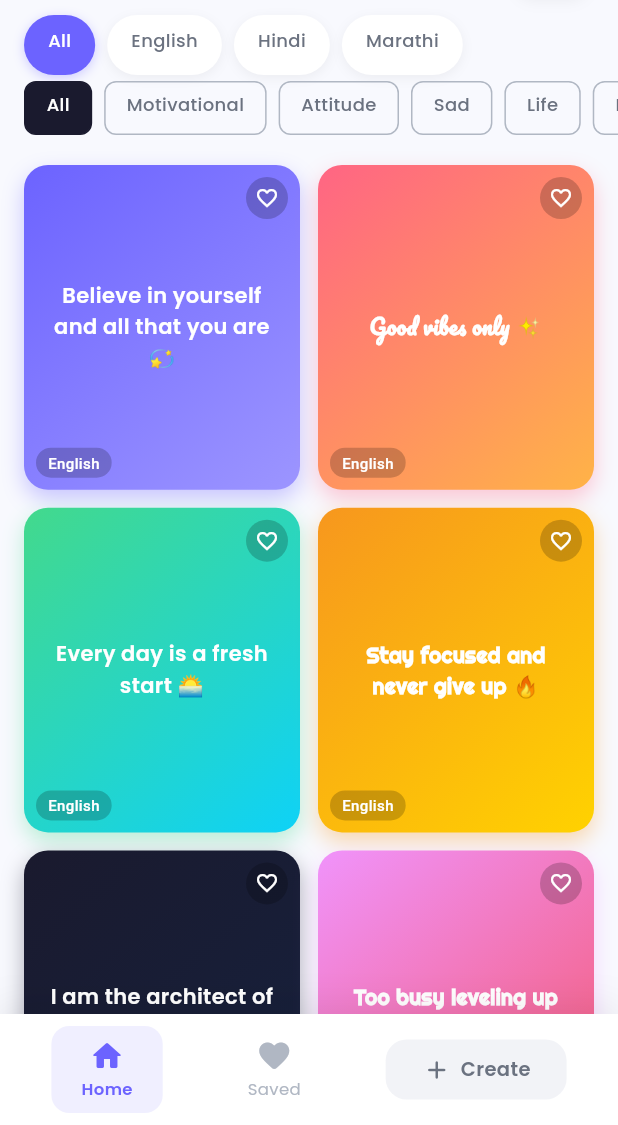
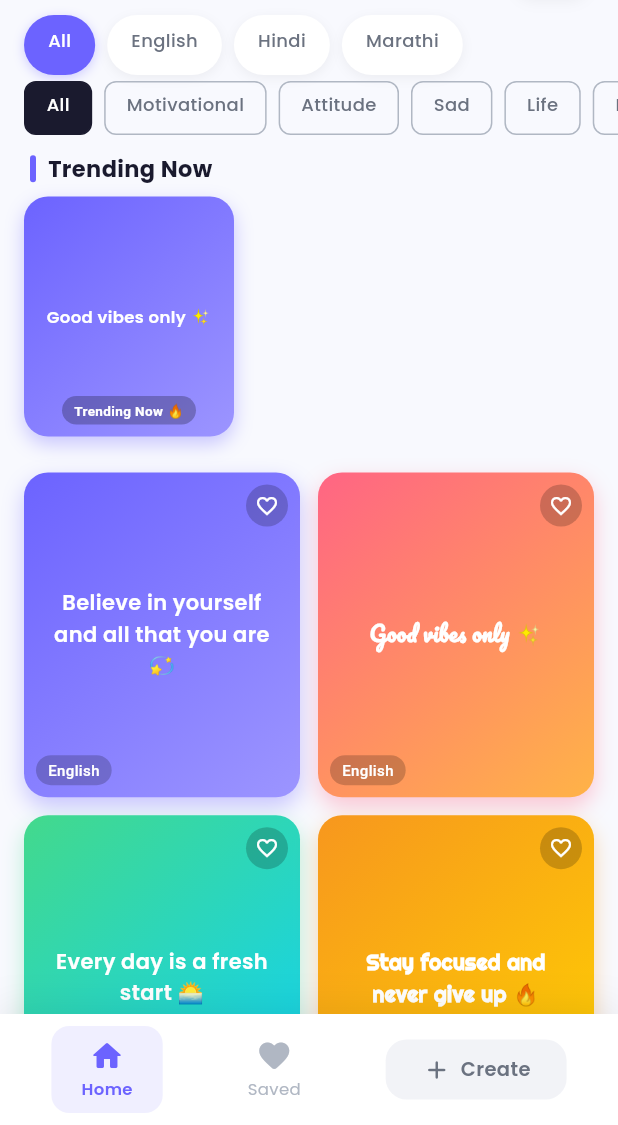
Before and after one commit to harshyadavDeveloper/status_hub, a Flutter app: the screen it shows after launch, on a phone screen of 412 x 824 dp, the part 111-1236 px from its top. Run offline on Flutter 3.47's test engine with Material 3 defaults, Android fonts, the phone set to English and light mode, and no system bars; our stand-ins replace cached_network_image, firebase_core, firebase_remote_config, google_fonts, share_plus; missing offline and left inert: saver_gallery; accounts and stored records are empty.

Commit message:
connect firebase and added trending section for the app

```diff
--- /dev/null
+++ b/lib/data/remote_config_service.dart
@@ -0,0 +1,81 @@
+import 'dart:convert';
+import 'package:firebase_remote_config/firebase_remote_config.dart';
+import '../models/template_model.dart';
+
+class TrendingSection {
+  final String id;
+  final String title;
+  final List<TemplateModel> templates;
+
+  TrendingSection({
+    required this.id,
+    required this.title,
+    required this.templates,
+  });
+
+  factory TrendingSection.fromJson(Map<String, dynamic> json) {
+    final List templateList = json['templates'] ?? [];
+    return TrendingSection(
+      id: json['id'],
+      title: json['title'],
+      templates: templateList.map((t) => TemplateModel.fromMap(t)).toList(),
+    );
+  }
+}
+
+class RemoteConfigService {
+  static final FirebaseRemoteConfig _remoteConfig =
+      FirebaseRemoteConfig.instance;
+
+  static Future<void> initialize() async {
+    await _remoteConfig.setConfigSettings(RemoteConfigSettings(
+      fetchTimeout: const Duration(seconds: 10),
+      minimumFetchInterval: const Duration(hours: 1),
+    ));
+
+    await _remoteConfig.setDefaults({
+      'trending_templates': jsonEncode({
+        'trending': [
+          {
+            'id': 't1',
+            'title': 'Trending Now 🔥',
+            'templates': [
+              {
+                'id': 'default1',
+                'text': 'Good vibes only ✨',
+                'gradientColors': ['#6C63FF', '#9C95FF'],
+                'fontFamily': 'Pacifico',
+                'category': 'Motivational',
+                'language': 'English',
+                'isFavorite': false,
+              }
+            ]
+          }
+        ]
+      }),
+    });
+
+    try {
+      await _remoteConfig.fetchAndActivate();
+    } catch (e) {
+      // Falls back to defaults silently
+    }
+  }
+
+  static Future<List<TrendingSection>> getTrendingSections() async {
+    try {
+      await _remoteConfig.fetchAndActivate();
+    } catch (_) {}
+
+    final raw = _remoteConfig.getString('trending_templates');
+    if (raw.isEmpty) return [];
+
+    try {
+      final data = jsonDecode(raw);
+      final List sections = data['trending'] ?? [];
+      return sections.map((s) => TrendingSection.fromJson(s)).toList();
+    } catch (e) {
+      return [];
+    }
+  }
+}
--- a/lib/main.dart
+++ b/lib/main.dart
@@ -1,6 +1,8 @@
+import 'package:firebase_core/firebase_core.dart';
 import 'package:flutter/material.dart';
 import 'package:provider/provider.dart';
 import 'package:google_fonts/google_fonts.dart';
+import 'package:status_hub/data/remote_config_service.dart';
 import 'providers/template_provider.dart';
 import 'providers/editor_provider.dart';
 import 'core/constants/app_colors.dart';
@@ -8,7 +10,15 @@ import 'screens/home/home_screen.dart';
 import 'screens/favorites/favorites_screen.dart';
 import 'screens/editor/create_screen.dart';
 
-void main() {
+void main() async {
+  WidgetsFlutterBinding.ensureInitialized();
+ try {
+    await Firebase.initializeApp();
+    print("✅ Firebase Connected");
+  } catch (e) {
+    print("❌ Firebase Error: $e");
+  }
+  await RemoteConfigService.initialize();
   runApp(const MyApp());
 }
 
@@ -51,16 +61,13 @@ class _MainShellState extends State<MainShell> {
     CreateScreen(),
   ];
   void switchTab(int index) {
-  setState(() => _currentIndex = index);
-}
+    setState(() => _currentIndex = index);
+  }
 
   @override
   Widget build(BuildContext context) {
     return Scaffold(
-      body: IndexedStack(
-        index: _currentIndex,
-        children: _screens,
-      ),
+      body: IndexedStack(index: _currentIndex, children: _screens),
       bottomNavigationBar: _buildBottomNav(),
     );
   }
@@ -128,8 +135,7 @@ class _MainShellState extends State<MainShell> {
               label,
               style: GoogleFonts.poppins(
                 fontSize: 11,
-                fontWeight:
-                    isSelected ? FontWeight.w600 : FontWeight.w400,
+                fontWeight: isSelected ? FontWeight.w600 : FontWeight.w400,
                 color: isSelected ? AppColors.primary : AppColors.textHint,
               ),
             ),
--- a/lib/providers/template_provider.dart
+++ b/lib/providers/template_provider.dart
@@ -1,25 +1,38 @@
 import 'package:flutter/material.dart';
 import '../models/template_model.dart';
 import '../data/dummy_templates.dart';
+import '../data/remote_config_service.dart';
 
 class TemplateProvider extends ChangeNotifier {
   List<TemplateModel> _allTemplates = List.from(dummyTemplates);
+  List<TrendingSection> _trendingSections = [];
   String _selectedCategory = 'All';
   String _selectedLanguage = 'All';
+  bool _trendingLoaded = false;
 
   String get selectedCategory => _selectedCategory;
   String get selectedLanguage => _selectedLanguage;
+  List<TrendingSection> get trendingSections => _trendingSections;
+  bool get trendingLoaded => _trendingLoaded;
 
   List<TemplateModel> get filteredTemplates {
     return _allTemplates.where((t) {
-      final categoryMatch = _selectedCategory == 'All' || t.category == _selectedCategory;
-      final languageMatch = _selectedLanguage == 'All' || t.language == _selectedLanguage;
+      final categoryMatch =
+          _selectedCategory == 'All' || t.category == _selectedCategory;
+      final languageMatch =
+          _selectedLanguage == 'All' || t.language == _selectedLanguage;
       return categoryMatch && languageMatch;
     }).toList();
   }
 
   List<TemplateModel> get favoriteTemplates =>
       _allTemplates.where((t) => t.isFavorite).toList();
+
+  Future<void> loadTrending() async {
+    _trendingSections = await RemoteConfigService.getTrendingSections();
+    _trendingLoaded = true;
+    notifyListeners();
+  }
 
   void setCategory(String category) {
     _selectedCategory = category;
--- a/lib/screens/home/home_screen.dart
+++ b/lib/screens/home/home_screen.dart
@@ -1,6 +1,7 @@
 import 'package:flutter/material.dart';
 import 'package:provider/provider.dart';
 import 'package:google_fonts/google_fonts.dart';
+import 'package:status_hub/data/remote_config_service.dart';
 import 'package:status_hub/screens/favorites/favorites_screen.dart';
 import '../../core/constants/app_colors.dart';
 import '../../data/dummy_templates.dart';
@@ -9,9 +10,20 @@ import '../../providers/editor_provider.dart';
 import '../../widgets/template_card.dart';
 import '../editor/editor_screen.dart';
 
-class HomeScreen extends StatelessWidget {
+class HomeScreen extends StatefulWidget {
   const HomeScreen({super.key});
 
+  @override
+  State<HomeScreen> createState() => _HomeScreenState();
+}
+
+class _HomeScreenState extends State<HomeScreen> {
+   @override
+  void initState() {
+    super.initState();
+    Future.microtask(() =>
+        context.read<TemplateProvider>().loadTrending());
+  }
   @override
   Widget build(BuildContext context) {
     return Scaffold(
@@ -23,6 +35,7 @@ class HomeScreen extends StatelessWidget {
             _buildHeader(context),
             _buildLanguageFilter(),
             _buildCategoryFilter(),
+            _buildTrendingSection(),
             _buildGrid(),
           ],
         ),
@@ -188,6 +201,141 @@ class HomeScreen extends StatelessWidget {
     );
   }
 
+  Widget _buildTrendingSection() {
+  return Consumer<TemplateProvider>(
+    builder: (context, provider, _) {
+      if (!provider.trendingLoaded || provider.trendingSections.isEmpty) {
+        return const SizedBox.shrink();
+      }
+
+      return Column(
+        crossAxisAlignment: CrossAxisAlignment.start,
+        children: [
+          Padding(
+            padding: const EdgeInsets.fromLTRB(20, 8, 20, 8),
+            child: Row(
+              children: [
+                Container(
+                  width: 4,
+                  height: 18,
+                  decoration: BoxDecoration(
+                    color: AppColors.primary,
+                    borderRadius: BorderRadius.circular(2),
+                  ),
+                ),
+                const SizedBox(width: 8),
+                Text(
+                  'Trending Now',
+                  style: GoogleFonts.poppins(
+                    fontSize: 15,
+                    fontWeight: FontWeight.w700,
+                    color: AppColors.textPrimary,
+                  ),
+                ),
+              ],
+            ),
+          ),
+          SizedBox(
+            height: 160,
+            child: ListView.builder(
+              scrollDirection: Axis.horizontal,
+              padding: const EdgeInsets.symmetric(horizontal: 16),
+              itemCount: provider.trendingSections.length,
+              itemBuilder: (context, sectionIndex) {
+                final section = provider.trendingSections[sectionIndex];
+                return _buildTrendingCard(context, section);
+              },
+            ),
+          ),
+          const SizedBox(height: 8),
+        ],
+      );
+    },
+  );
+}
+
+Widget _buildTrendingCard(BuildContext context, TrendingSection section) {
+  if (section.templates.isEmpty) return const SizedBox.shrink();
+  final template = section.templates.first;
+
+  Color hexToColor(String hex) =>
+      Color(int.parse('FF${hex.replaceAll('#', '')}', radix: 16));
+
+  final colors = template.gradientColors.map(hexToColor).toList();
+
+  return GestureDetector(
+    onTap: () {
+      context.read<EditorProvider>().loadTemplate(template);
+      Navigator.push(
+        context,
+        MaterialPageRoute(builder: (_) => const EditorScreen()),
+      );
+    },
+    child: Container(
+      width: 140,
+      margin: const EdgeInsets.only(right: 12),
+      decoration: BoxDecoration(
+        borderRadius: BorderRadius.circular(16),
+        gradient: LinearGradient(
+          colors: colors,
+          begin: Alignment.topLeft,
+          end: Alignment.bottomRight,
+        ),
+        boxShadow: [
+          BoxShadow(
+            color: colors.first.withOpacity(0.35),
+            blurRadius: 10,
+            offset: const Offset(0, 5),
+          ),
+        ],
+      ),
+      child: Stack(
+        children: [
+          Center(
+            child: Padding(
+              padding: const EdgeInsets.all(12),
+              child: Text(
+                template.text,
+                textAlign: TextAlign.center,
+                maxLines: 3,
+                overflow: TextOverflow.ellipsis,
+                style: GoogleFonts.poppins(
+                  fontSize: 11,
+                  color: Colors.white,
+                  fontWeight: FontWeight.w600,
+                  height: 1.4,
+                ),
+              ),
+            ),
+          ),
+          Positioned(
+            bottom: 8,
+            left: 0,
+            right: 0,
+            child: Center(
+              child: Container(
+                padding: const EdgeInsets.symmetric(horizontal: 8, vertical: 3),
+                decoration: BoxDecoration(
+                  color: Colors.black.withOpacity(0.25),
+                  borderRadius: BorderRadius.circular(20),
+                ),
+                child: Text(
+                  section.title,
+                  style: const TextStyle(
+                    color: Colors.white,
+                    fontSize: 9,
+                    fontWeight: FontWeight.w600,
+                  ),
+                ),
+              ),
+            ),
+          ),
+        ],
+      ),
+    ),
+  );
+}
+
   Widget _buildGrid() {
     return Expanded(
       child: Consumer<TemplateProvider>(
--- a/pubspec.yaml
+++ b/pubspec.yaml
@@ -61,6 +61,9 @@ dependencies:
   path_provider: ^2.1.3
   flutter_animate: ^4.5.0     # smooth animations
   smart_date_formatter: ^0.0.4
+  firebase_core: ^3.4.0
+  firebase_remote_config: ^5.1.0
+  cloud_firestore: ^5.4.0
 
 dev_dependencies:
   flutter_test:
```
Also changed, not shown: pubspec.lock, 6 other files.
